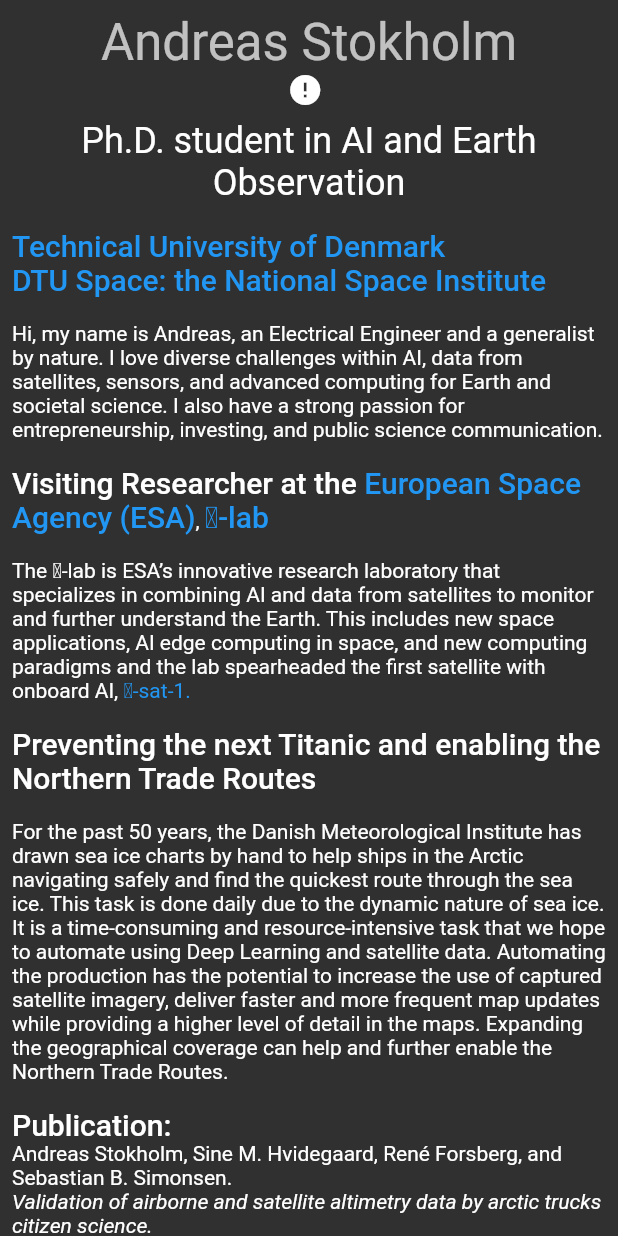
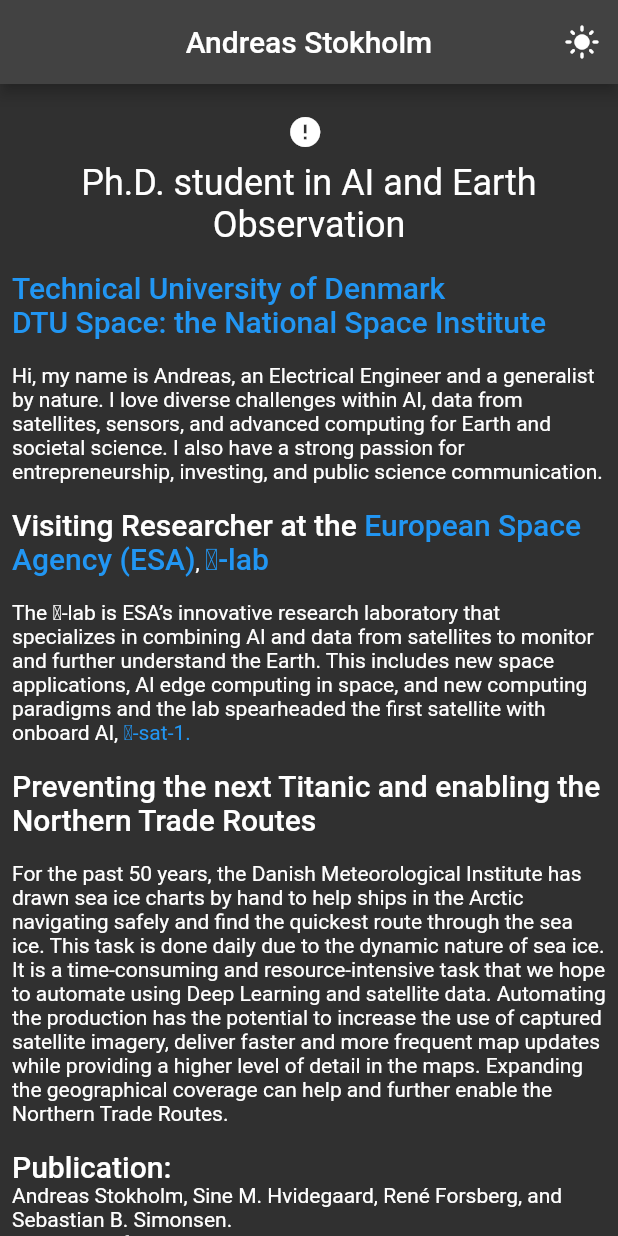
Before and after one commit to MalteMagnussen/astokholm, a Flutter app: the screen it shows after launch, on a phone screen of 412 x 824 dp. Run offline on Flutter 3.47's test engine with Material 2 defaults, Android fonts, the light colour scheme and no system bars; drawn by our look-alikes of cached_network_image; our stand-ins replace native_pdf_renderer, native_pdf_view, url_launcher_web; missing offline and left inert: device_info_plus_web, universal_html; network calls fail.

Commit message:
ThemeMode

```diff
--- a/lib/home_page.dart
+++ b/lib/home_page.dart
@@ -6,6 +6,7 @@
 import 'package:url_launcher/url_launcher.dart';
 
 import 'cv.dart';
+import 'main.dart';
 
 class MyHomePage extends StatefulWidget {
   const MyHomePage({Key? key, required this.title}) : super(key: key);
@@ -37,6 +38,25 @@
   @override
   Widget build(BuildContext context) {
     return Scaffold(
+      appBar: AppBar(
+        title: const Text('Andreas Stokholm'),
+        centerTitle: true,
+        actions: [
+          IconButton(
+            icon: Icon(
+              MyApp.themeNotifier.value == ThemeMode.light
+                  ? Icons.dark_mode
+                  : Icons.light_mode,
+            ),
+            onPressed: () {
+              MyApp.themeNotifier.value =
+                  MyApp.themeNotifier.value == ThemeMode.light
+                      ? ThemeMode.dark
+                      : ThemeMode.light;
+            },
+          )
+        ],
+      ),
       body: SafeArea(
         child: LayoutBuilder(
           builder: (BuildContext context, BoxConstraints constraints) {
@@ -47,13 +67,7 @@
                   child: Column(
                     crossAxisAlignment: CrossAxisAlignment.center,
                     children: <Widget>[
-                      Padding(
-                        padding: const EdgeInsets.only(top: 8.0),
-                        child: Text(
-                          'Andreas Stokholm',
-                          style: Theme.of(context).textTheme.headline4,
-                        ),
-                      ),
+                      const SizedBox(height: 20),
                       ProfilePicture(
                         width: 500,
                         height: constraints.maxHeight * 0.5,
--- a/lib/main.dart
+++ b/lib/main.dart
@@ -10,14 +10,20 @@
 
 class MyApp extends StatelessWidget {
   const MyApp({Key? key}) : super(key: key);
+  static final ValueNotifier<ThemeMode> themeNotifier =
+      ValueNotifier(ThemeMode.dark);
 
   // This widget is the root of your application.
   @override
   Widget build(BuildContext context) {
+    return ValueListenableBuilder<ThemeMode>(
+      valueListenable: themeNotifier,
+      builder: (_, ThemeMode currentMode, __) {
         return MaterialApp(
           title: 'Andreas Stokholm',
-      theme: ThemeData.dark(), // TODO - add button to change theme
-      // https://docs.flutter.dev/cookbook/design/themes
+          darkTheme: ThemeData.dark(),
+          debugShowCheckedModeBanner: false,
+          themeMode: currentMode,
           initialRoute: '/',
           routes: {
             '/': (context) =>
@@ -29,5 +35,7 @@
             student.tag: (context) => ProjectHero(hero: student),
           },
         );
+      },
+    );
   }
 }
--- a/pubspec.yaml
+++ b/pubspec.yaml
@@ -37,6 +37,7 @@
   cached_network_image: ^3.2.0
   url_launcher: ^6.0.17
   native_pdf_view: ^5.0.0
+  universal_html: ^2.0.8
 
 dev_dependencies:
   flutter_test:
```
Also changed, not shown: lib/cv.dart (+40 -4 lines). Lines whose indentation alone changed are shown as unchanged.
